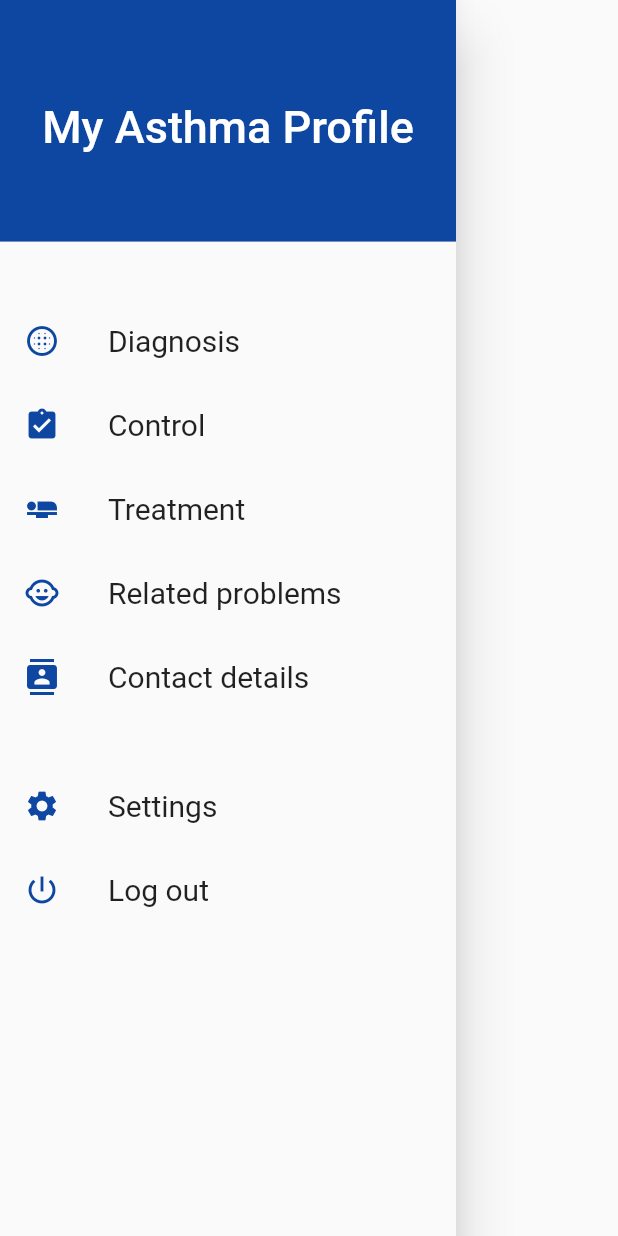
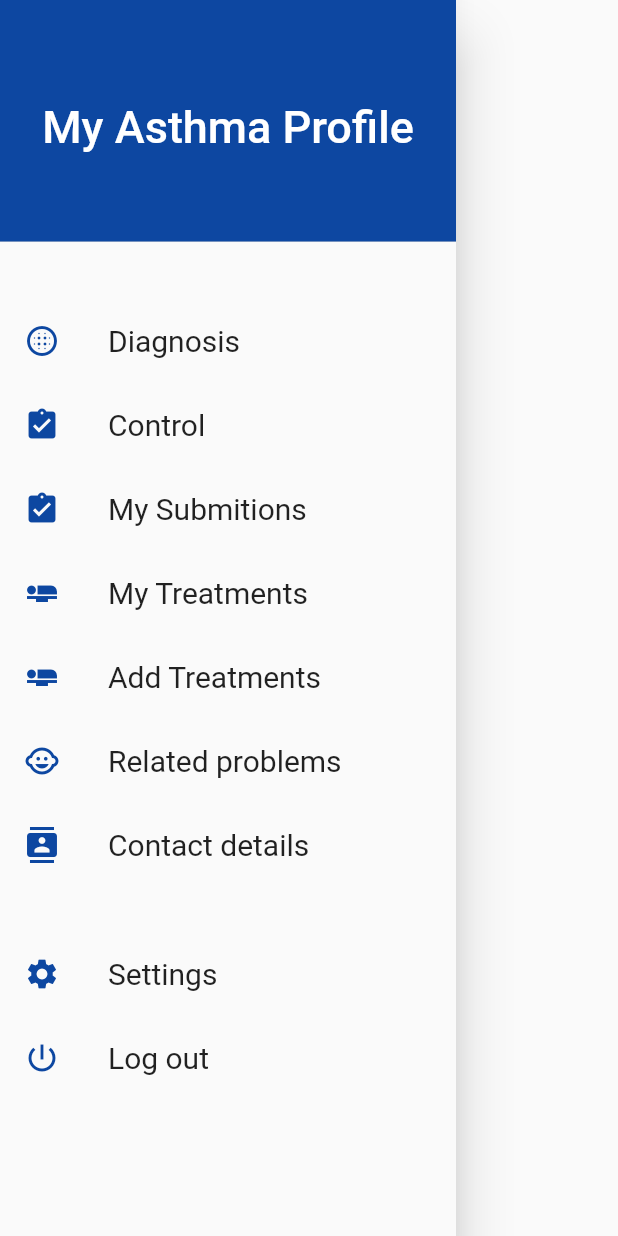
Before and after one commit to ShenLynn/CITS3200-project, a Flutter app: the SideMenu widget shown alone on an empty page, opened directly, on a phone screen of 412 x 824 dp. Run offline on Flutter 3.47's test engine with Material 2 defaults, Android fonts, the phone set to English and light mode, and no system bars; our stand-ins replace cloud_firestore, datetime_picker_formfield, firebase_auth, firebase_core, table_calendar; missing offline and left inert: cloud_firestore_platform_interface; accounts and stored records are empty.

Commit message:
fix:merged profile.dart's navigation bar

```diff
--- a/asthma_app/lib/pages/profilefiles/profile.dart
+++ b/asthma_app/lib/pages/profilefiles/profile.dart
@@ -196,10 +196,26 @@ class SideMenu extends StatelessWidget {
                 onTap: () => {},
               ),
               ListTile(
+                leading: Icon(Icons.assignment_turned_in, color: Colors.blue[900]),
+                title: Text('My Submitions',
+                    style: TextStyle(fontSize: 20.0)),
+                onTap: () => {
+                  Navigator.push(context, MaterialPageRoute(builder: (context)=> MyForms()))
+                },
+              ),
+              ListTile(
                 leading: Icon(Icons.airline_seat_flat, color: Colors.blue[900]),
-              title: Text('Treatment',
+                title: Text('My Treatments',
                     style: TextStyle(fontSize: 20.0)),
-              onTap: () => {},
+                onTap: () => {
+                  Navigator.push(context, MaterialPageRoute(builder: (context)=> MyTreatments()))},
+              ),
+              ListTile(
+                leading: Icon(Icons.airline_seat_flat, color: Colors.blue[900]),
+                title: Text('Add Treatments',
+                    style: TextStyle(fontSize: 20.0)),
+                onTap: () => {
+                  Navigator.push(context, MaterialPageRoute(builder: (context)=> AddTreatments()))},
               ),
               ListTile(
                 leading: Icon(Icons.child_care, color: Colors.blue[900]),
```
Also changed, not shown: asthma_app/pubspec.lock. Lines whose indentation alone changed are shown as unchanged.
